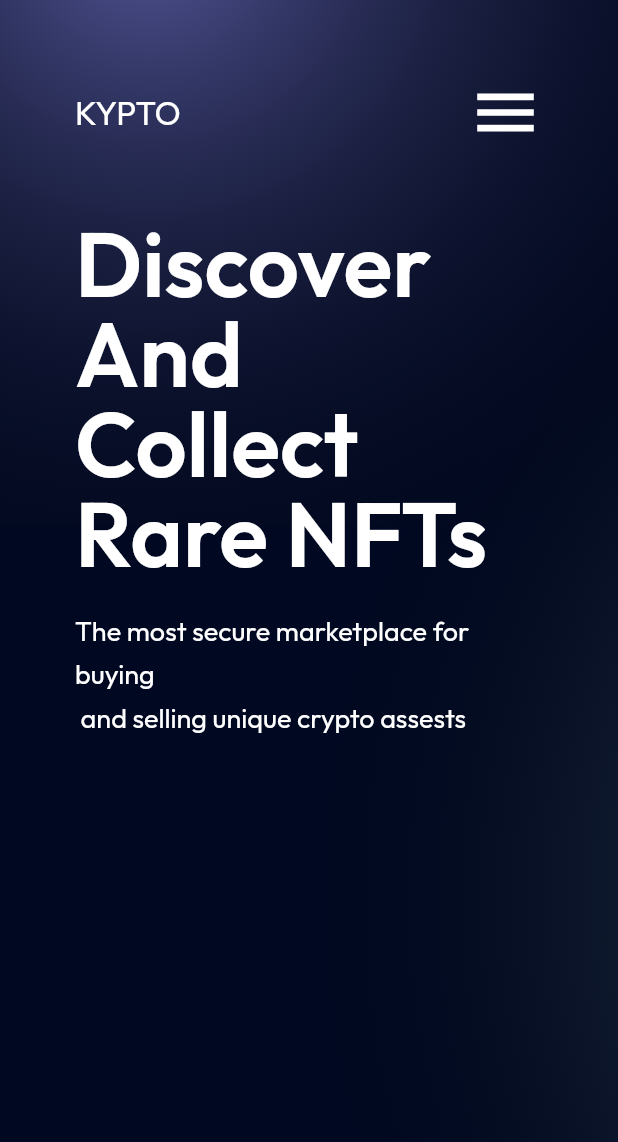
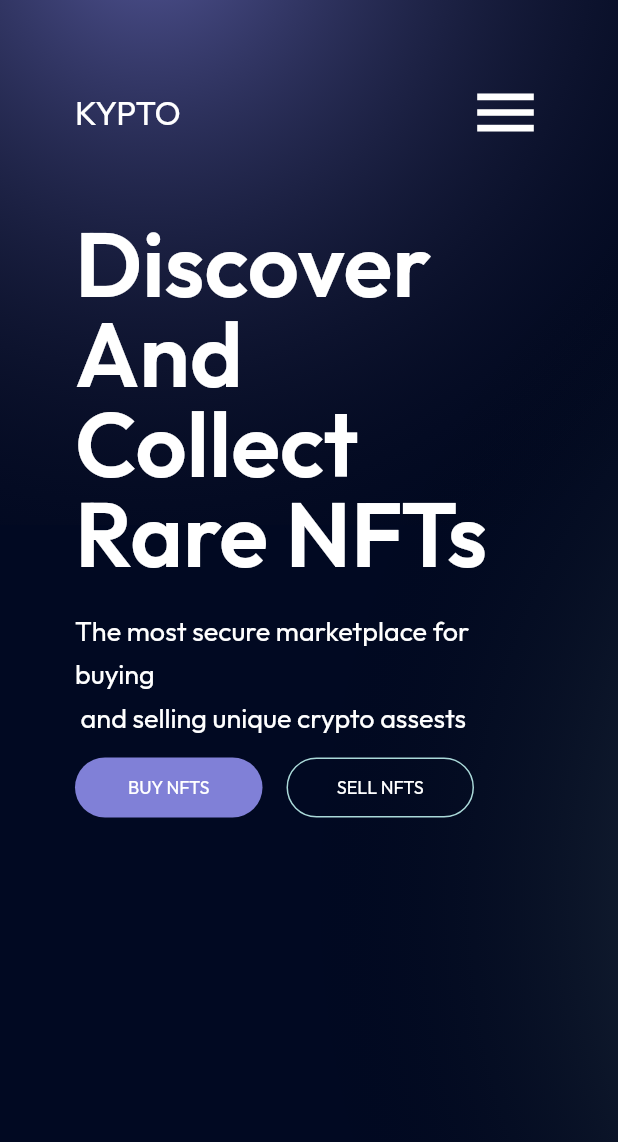
Before and after one commit to doola-dev/buy_nft, a Flutter app: the screen it shows after launch, on a phone screen of 412 x 824 dp. Shown: the top 1142 px of the screen. Run offline on Flutter 3.47's test engine with Material 2 defaults, Android fonts, the phone set to English and light mode, and no system bars; our stand-ins replace flutter_hooks, google_fonts, nb_utils; missing offline and left inert: adaptive_scrollbar.

Commit message:
feat: :zap: Extracted Buy and sell button and Made it Responsive
\

```diff
--- a/lib/responsive/screens/mobile_screen.dart
+++ b/lib/responsive/screens/mobile_screen.dart
@@ -1,3 +1,4 @@
+import 'package:buy_nft/widgets/buy_sell_button.dart';
 import 'package:buy_nft/widgets/constants.dart';
 import 'package:buy_nft/widgets/gradients.dart';
 import 'package:buy_nft/widgets/home_title.dart';
@@ -74,11 +75,12 @@ class MobileScreen extends HookWidget {
                               _globalKey.currentState!.openEndDrawer();
                             },
                           ),
-
                           // navigationBar
                         ]),
                     50.height,
-                    const Hometitle()
+                    const HomeTitle(),
+                    14.height,
+                    const BuySellButton()
                   ],
                 ).paddingSymmetric(horizontal: 50)
               ],
--- /dev/null
+++ b/lib/widgets/buy_sell_button.dart
@@ -0,0 +1,59 @@
+import 'package:buy_nft/constants/screen_dimensions.dart';
+import 'package:buy_nft/gen/colors.gen.dart';
+import 'package:flutter/material.dart';
+import 'package:google_fonts/google_fonts.dart';
+import 'package:nb_utils/nb_utils.dart';
+
+class BuySellButton extends StatelessWidget {
+  const BuySellButton({super.key});
+
+  @override
+  Widget build(BuildContext context) {
+    return LayoutBuilder(builder: (context, constraints) {
+      return Row(
+        children: [
+          InkWell(
+            onTap: () {},
+            child: Container(
+                height: constraints.maxWidth < kMaxMobileWidth ? 40 : 55,
+                width: constraints.maxWidth < kMaxMobileWidth ? 125 : 250,
+                decoration: BoxDecoration(
+                  color: AppColor.secondary,
+                  borderRadius: BorderRadius.circular(45),
+                ),
+                child: Text(
+                  'BUY NFTS',
+                  textAlign: TextAlign.center,
+                  style: GoogleFonts.outfit(
+                    color: Colors.white,
+
+                    fontSize: constraints.maxWidth < kMaxMobileWidth ? 12 : 16,
+                    //  fontWeight: FontWeight.med
+                  ),
+                ).center()),
+          ),
+          16.width,
+          InkWell(
+              onTap: () {},
+              child: Container(
+                  height: constraints.maxWidth < kMaxMobileWidth ? 40 : 55,
+                  width: constraints.maxWidth < kMaxMobileWidth ? 125 : 250,
+                  decoration: BoxDecoration(
+                    border: Border.all(width: 1, color: AppColor.lightBlue),
+                    borderRadius: BorderRadius.circular(45),
+                  ),
+                  child: Text(
+                    'SELL NFTS',
+                    textAlign: TextAlign.center,
+                    style: GoogleFonts.outfit(
+                      color: Colors.white,
+                      fontSize:
+                          constraints.maxWidth < kMaxMobileWidth ? 12 : 16,
+                      //  fontWeight: FontWeight.med
+                    ),
+                  ).center()))
+        ],
+      );
+    });
+  }
+}
--- a/lib/widgets/home_title.dart
+++ b/lib/widgets/home_title.dart
@@ -3,8 +3,8 @@ import 'package:flutter/material.dart';
 import 'package:google_fonts/google_fonts.dart';
 import 'package:nb_utils/nb_utils.dart';
 
-class Hometitle extends StatelessWidget {
-  const Hometitle({super.key});
+class HomeTitle extends StatelessWidget {
+  const HomeTitle({super.key});
 
   @override
   Widget build(BuildContext context) {
```
Also changed, not shown: lib/responsive/screens/desktop_screen.dart (+3 -50 lines), lib/responsive/screens/tablet_screen.dart (+4 -10 lines).
